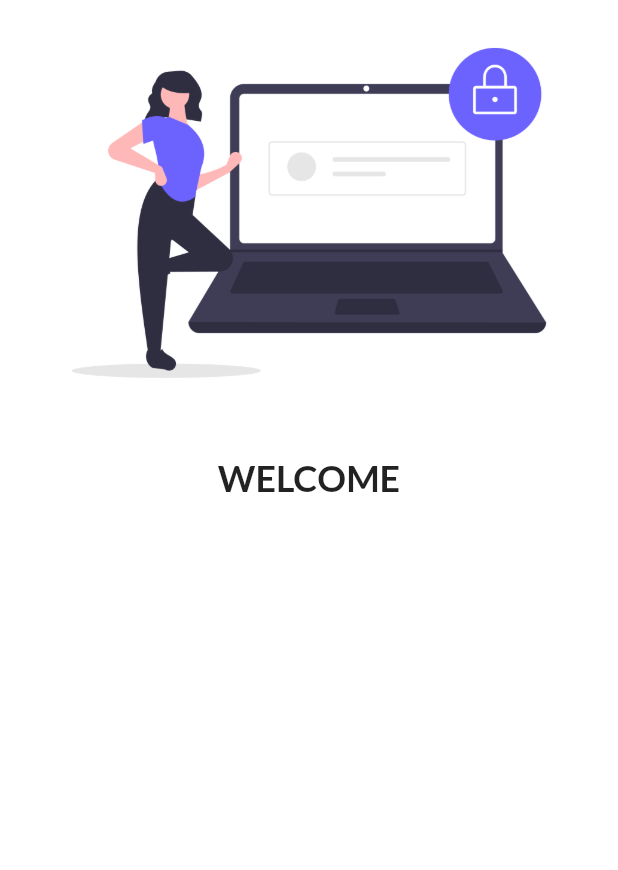
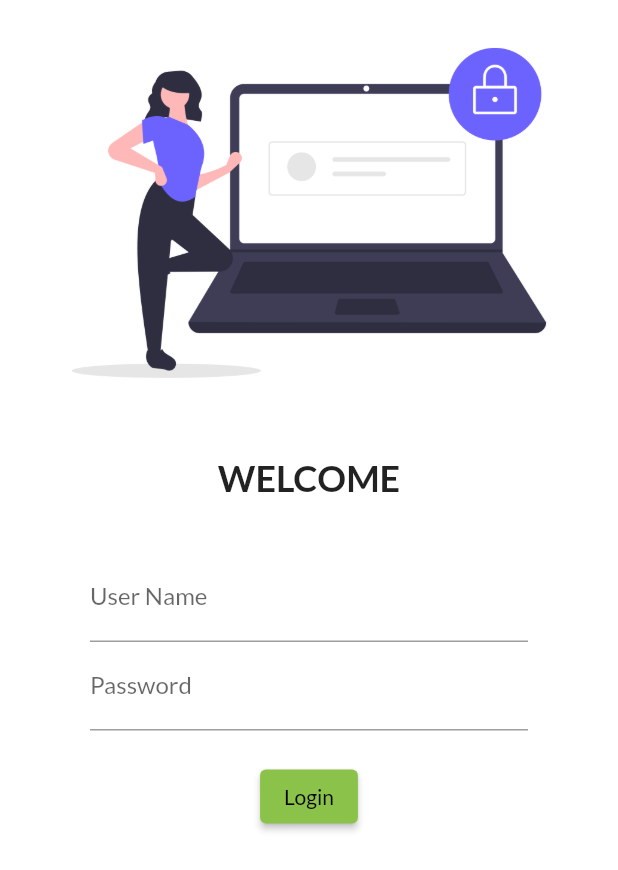
Before and after one commit to Houra-batool/30days_of_flutter, a Flutter app: the screen it shows after launch, on a phone screen of 412 x 824 dp. Shown: the top 870 px of the screen. Run offline on Flutter 3.47's test engine with Material 2 defaults, Android fonts, the phone set to English and light mode, and no system bars; our stand-ins replace google_fonts.

Commit message:
Day4 completed

```diff
--- a/lib/screens/login_screen.dart
+++ b/lib/screens/login_screen.dart
@@ -23,6 +23,32 @@ class LoginScreen extends StatelessWidget {
         SizedBox(
           height: 20,
         ),
+        Padding(
+          padding: const EdgeInsets.symmetric(vertical: 16.0, horizontal: 60),
+          child: Column(children: [
+            TextFormField(
+              decoration: InputDecoration(
+                  labelText: "User Name", hintText: "Enter user name"),
+            ),
+            TextFormField(
+              obscureText: true,
+              decoration: InputDecoration(
+                labelText: "Password",
+                hintText: "Enter Password",
+              ),
+            ),
+            SizedBox(
+              height: 20,
+            ),
+            ElevatedButton(
+              onPressed: () {
+                print("heyy babee ");
+              },
+              child: Text("Login"),
+              style: TextButton.styleFrom(),
+            )
+          ]),
+        )
       ]),
     );
   }
```
